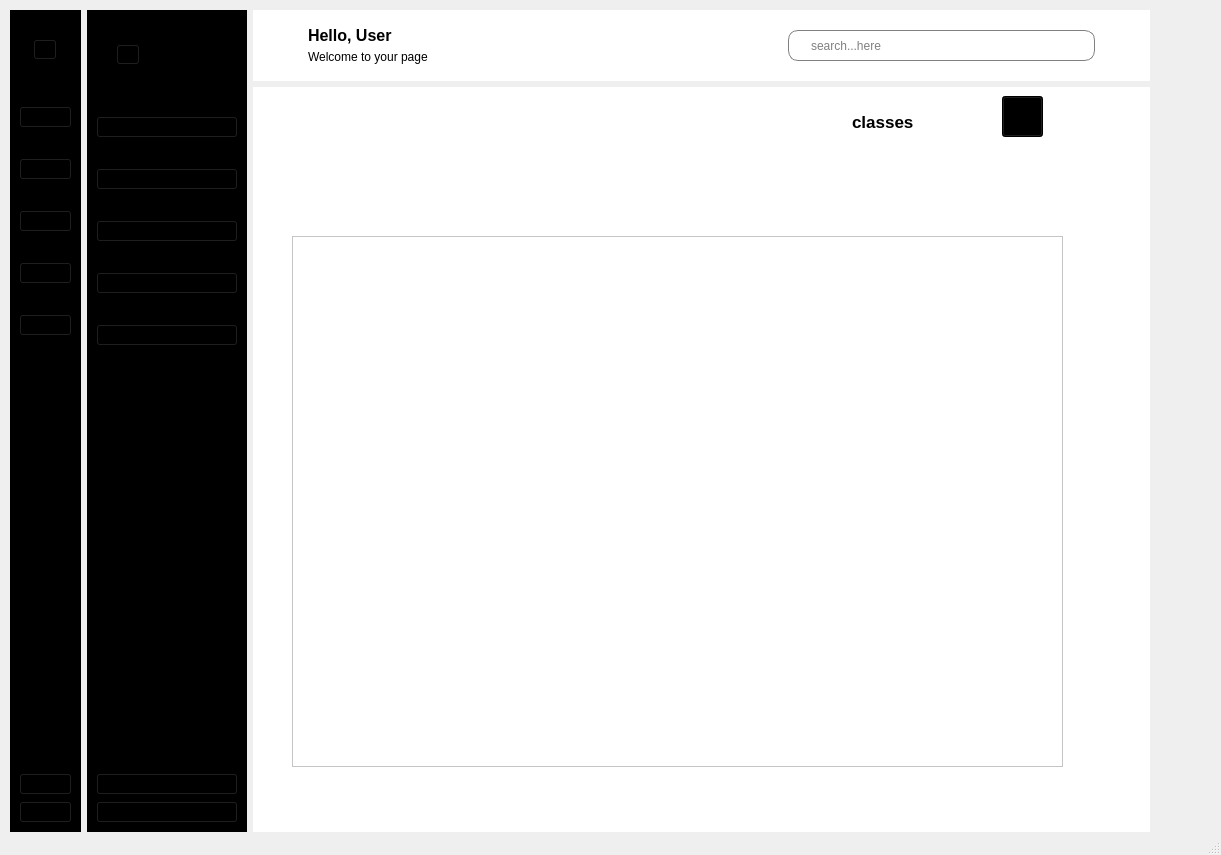
KasperJack/School-Management-System, file School_System/ui/IndexSU.ui: the form before one commit.
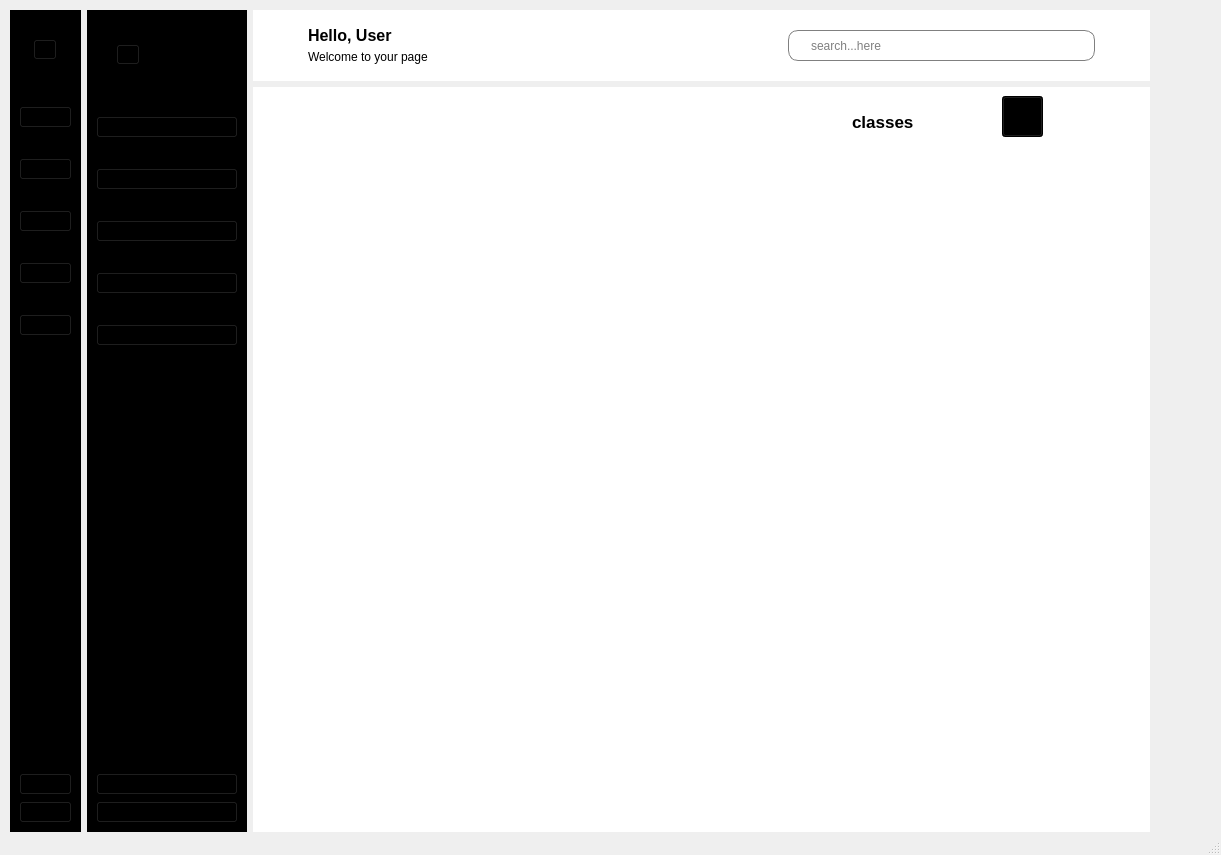
The form after the commit. Icons and pictures are not drawn.

```diff
--- a/School_System/ui/IndexSU.ui
+++ b/School_System/ui/IndexSU.ui
@@ -1285,15 +1285,40 @@
              <widget class="QTableWidget" name="classes_table">
               <property name="geometry">
                <rect>
-                <x>30</x>
+                <x>20</x>
                 <y>140</y>
-                <width>771</width>
+                <width>781</width>
                 <height>531</height>
                </rect>
               </property>
+              <property name="styleSheet">
+               <string notr="true">            QTableWidget {
+                background-color: white;
+                gridline-color: #E5E7EB;
+                border: none;
+       		alternate-background-color: #F9FAFB;
+            }
+
+            QHeaderView::section {
+                background-color: #F3F4F6;
+                padding: 0px;
+                border: none;
+                font-weight: bold;
+                color: #374151;
+            }
+
+
+    QTableView::item {
+        border-bottom: 1px solid #E5E7EB;
+        border-right: none;
+    }</string>
+              </property>
               <property name="lineWidth">
                <number>1</number>
               </property>
+              <property name="alternatingRowColors">
+               <bool>true</bool>
+              </property>
              </widget>
             </widget>
             <widget class="QWidget" name="students">
```
